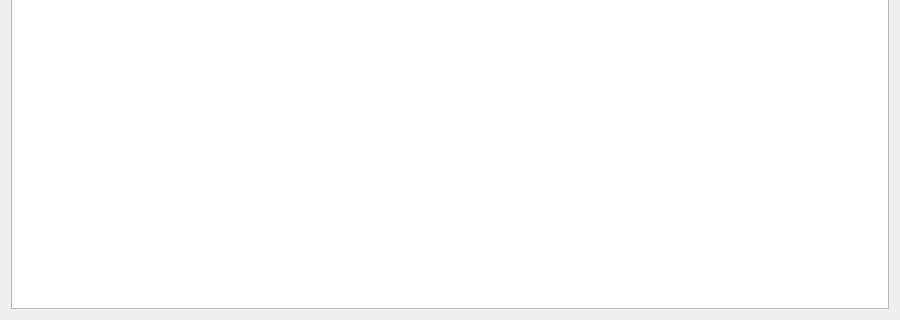
First picture: the form in ui/SystemInfoPage.ui, repository rakehellsx/MaliciousDetector, before the edit; both pictures show x 0 to 900 and y 280 to 600 of the 900 by 600 pixel window.
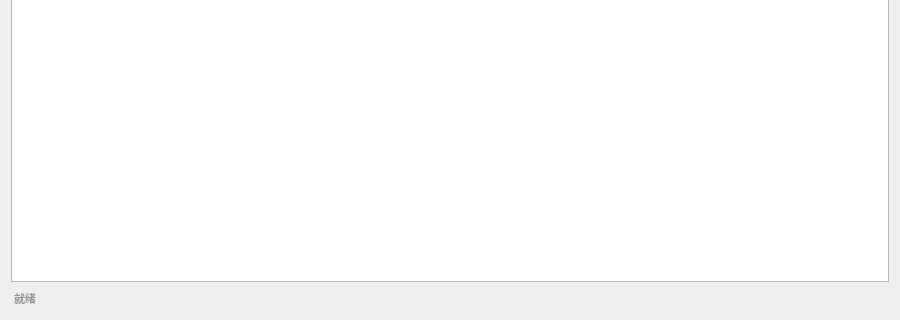
Second picture: the form after the edit.

Patch:
```diff
--- a/ui/SystemInfoPage.ui
+++ b/ui/SystemInfoPage.ui
@@ -20,6 +20,16 @@
      <column><property name="text"><string>项目</string></property></column><column><property name="text"><string>值</string></property></column>
     </widget>
   </item>
-</layout>
+   <item>
+    <widget class="QLabel" name="m_lblStatus">
+     <property name="text">
+      <string>就绪</string>
+     </property>
+     <property name="styleSheet">
+      <string>color:#8c8c8c;font-size:11px;padding:2px 0;</string>
+     </property>
+    </widget>
+   </item>
+  </layout>
  </widget>
 </ui>
```
